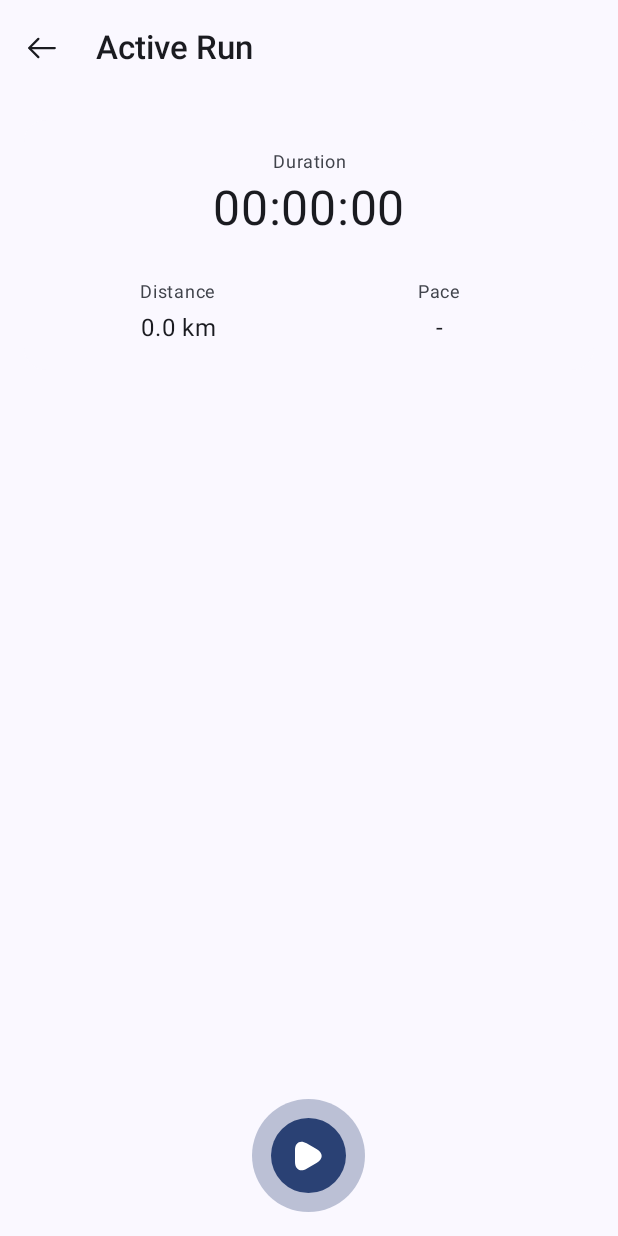
After one commit to devrath/RunTracer, an Android app built with Jetpack Compose: the composable ActiveRunScreen shown on its own in the app's theme, on a phone screen of 412 x 824 dp. The commit adds this screen. Run offline under Robolectric (Android 15) with nearby library versions, the phone set to English and light mode, and no system bars; our stand-ins replace window size class.

Commit message:
Active run screen skeletion added

```diff
--- a/Code/app/src/main/java/com/istudio/runtracer/NavigationRoot.kt
+++ b/Code/app/src/main/java/com/istudio/runtracer/NavigationRoot.kt
@@ -10,6 +10,7 @@ import androidx.navigation.navigation
 import com.istudio.auth.presentation.intro.IntroScreenRoot
 import com.istudio.auth.presentation.login.LoginScreenRoot
 import com.istudio.auth.presentation.register.RegisterScreenRoot
+import com.istudio.run.presentation.active_run.ActiveRunScreenRoot
 import com.istudio.run.presentation.run_overview.RunOverviewScreenRoot
 
 /**
@@ -107,5 +108,8 @@ private fun NavGraphBuilder.runGraph(navController: NavHostController) {
         composable("run_overview") {
             RunOverviewScreenRoot()
         }
+        composable("active_run") {
+            ActiveRunScreenRoot()
+        }
     }
 }
--- a/Code/app/src/main/java/com/istudio/runtracer/RunTracerApplication.kt
+++ b/Code/app/src/main/java/com/istudio/runtracer/RunTracerApplication.kt
@@ -5,6 +5,7 @@ import android.util.Log
 import com.istudio.auth.data.di.authDataModule
 import com.istudio.auth.presentation.di.authViewModelModule
 import com.istudio.core.data.networking.di.coreDataModule
+import com.istudio.run.presentation.di.runViewModelModule
 import com.istudio.runtracer.di.appModule
 import kotlinx.coroutines.CoroutineScope
 import kotlinx.coroutines.SupervisorJob
@@ -41,7 +42,8 @@ class RunTracerApplication : Application() {
                 authViewModelModule,
                 authDataModule,
                 coreDataModule,
-                appModule
+                appModule,
+                runViewModelModule
             )
         }
     }
--- /dev/null
+++ b/Code/core/presentation/ui/src/main/java/com/istudio/core/presentation/ui/RunDataFormatters.kt
@@ -0,0 +1,36 @@
+package com.istudio.core.presentation.ui
+
+import kotlin.math.pow
+import kotlin.math.round
+import kotlin.math.roundToInt
+import kotlin.time.Duration
+
+fun Duration.formatted(): String {
+    val totalSeconds = inWholeSeconds
+    val hours = String.format("%02d", totalSeconds / (60 * 60))
+    val minutes = String.format("%02d", (totalSeconds % 3600) / 60)
+    val seconds = String.format("%02d", (totalSeconds % 60))
+
+    return "$hours:$minutes:$seconds"
+}
+
+fun Double.toFormattedKm(): String {
+    return "${this.roundToDecimals(1)} km"
+}
+
+fun Duration.toFormattedPace(distanceKm: Double): String {
+    if(this == Duration.ZERO || distanceKm <= 0.0) {
+        return "-"
+    }
+
+    val secondsPerKm = (this.inWholeSeconds / distanceKm).roundToInt()
+    val avgPaceMinutes = secondsPerKm / 60
+    val avgPaceSeconds = String.format("%02d", secondsPerKm % 60)
+
+    return "$avgPaceMinutes:$avgPaceSeconds / km"
+}
+
+private fun Double.roundToDecimals(decimalCount: Int): Double {
+    val factor = 10f.pow(decimalCount)
+    return round(this * factor) / factor
+}
--- /dev/null
+++ b/Code/run/presentation/src/main/java/com/istudio/run/presentation/active_run/ActiveRunScreen.kt
@@ -0,0 +1,96 @@
+@file:OptIn(ExperimentalMaterial3Api::class)
+
+package com.istudio.run.presentation.active_run
+
+import androidx.compose.foundation.background
+import androidx.compose.foundation.layout.Box
+import androidx.compose.foundation.layout.fillMaxSize
+import androidx.compose.foundation.layout.fillMaxWidth
+import androidx.compose.foundation.layout.padding
+import androidx.compose.material3.ExperimentalMaterial3Api
+import androidx.compose.material3.MaterialTheme
+import androidx.compose.runtime.Composable
+import androidx.compose.ui.Modifier
+import androidx.compose.ui.res.stringResource
+import androidx.compose.ui.tooling.preview.Preview
+import androidx.compose.ui.unit.dp
+import com.istudio.core.presentation.designsystem.StartIcon
+import com.istudio.core.presentation.designsystem.StopIcon
+import com.istudio.core.presentation.designsystem.components.RunTracerFloatingActionButton
+import com.istudio.core.presentation.designsystem.components.RunTracerScaffold
+import com.istudio.core.presentation.designsystem.components.RunTracerToolbar
+import com.istudio.core.presentation.designsystem.preview.WindowSizeClassPreviews
+import com.istudio.run.presentation.R
+import com.istudio.run.presentation.active_run.components.RunDataCard
+import org.koin.androidx.compose.koinViewModel
+
+@Composable
+fun ActiveRunScreenRoot(
+    viewModel: ActiveRunViewModel = koinViewModel(),
+) {
+    ActiveRunScreen(
+        state = viewModel.state,
+        onAction = viewModel::onAction
+    )
+}
+
+@Composable
+private fun ActiveRunScreen(
+    state: ActiveRunState,
+    onAction: (ActiveRunAction) -> Unit
+) {
+    RunTracerScaffold(
+        withGradient = false,
+        topAppBar = {
+            RunTracerToolbar(
+                showBackButton = true,
+                title = stringResource(id = R.string.active_run),
+                onBackClick = { onAction(ActiveRunAction.OnBackClick) }
+            )
+        },
+        floatingActionButton = {
+            RunTracerFloatingActionButton(
+                icon = when {
+                    state.shouldTrack -> StopIcon
+                    else -> StartIcon
+                },
+                onClick = { onAction(ActiveRunAction.OnToggleRunClick) },
+                iconSize = 20.dp,
+                contentDescription = when {
+                    state.shouldTrack -> stringResource(id = R.string.pause_run)
+                    else -> stringResource(id = R.string.start_run)
+                }
+            )
+        }
+    ) { padding ->
+        Box(
+            modifier = Modifier
+                .fillMaxSize()
+                .background(MaterialTheme.colorScheme.surface)
+        ) {
+            RunDataCard(
+                elapsedTime = state.elapsedDuration,
+                runData = state.runData,
+                modifier = Modifier
+                    .padding(16.dp)
+                    .padding(padding)
+                    .fillMaxWidth()
+            )
+        }
+    }
+
+}
+
+@Preview
+@WindowSizeClassPreviews
+@Composable
+fun ActiveRunScreenPreview(
+    modifier: Modifier = Modifier
+) {
+    ActiveRunScreen(
+        state = ActiveRunState(),
+        onAction = {
+
+        }
+    )
+}
--- a/Code/run/presentation/src/main/java/com/istudio/run/presentation/active_run/components/ActiveRunViewModel.kt
+++ b/Code/run/presentation/src/main/java/com/istudio/run/presentation/active_run/ActiveRunViewModel.kt
@@ -1,12 +1,9 @@
-package com.istudio.run.presentation.active_run.components
+package com.istudio.run.presentation.active_run
 
 import androidx.compose.runtime.getValue
 import androidx.compose.runtime.mutableStateOf
 import androidx.compose.runtime.setValue
 import androidx.lifecycle.ViewModel
-import com.istudio.run.presentation.active_run.ActiveRunAction
-import com.istudio.run.presentation.active_run.ActiveRunEvent
-import com.istudio.run.presentation.active_run.ActiveRunState
 import kotlinx.coroutines.channels.Channel
 import kotlinx.coroutines.flow.receiveAsFlow
 
--- /dev/null
+++ b/Code/run/presentation/src/main/java/com/istudio/run/presentation/active_run/components/RunDataCard.kt
@@ -0,0 +1,115 @@
+package com.istudio.run.presentation.active_run.components
+
+import androidx.compose.foundation.background
+import androidx.compose.foundation.layout.Arrangement
+import androidx.compose.foundation.layout.Column
+import androidx.compose.foundation.layout.Row
+import androidx.compose.foundation.layout.Spacer
+import androidx.compose.foundation.layout.defaultMinSize
+import androidx.compose.foundation.layout.fillMaxWidth
+import androidx.compose.foundation.layout.height
+import androidx.compose.foundation.layout.padding
+import androidx.compose.foundation.shape.RoundedCornerShape
+import androidx.compose.material3.MaterialTheme
+import androidx.compose.material3.Text
+import androidx.compose.runtime.Composable
+import androidx.compose.ui.Alignment
+import androidx.compose.ui.Modifier
+import androidx.compose.ui.draw.clip
+import androidx.compose.ui.graphics.Color
+import androidx.compose.ui.res.stringResource
+import androidx.compose.ui.tooling.preview.Preview
+import androidx.compose.ui.unit.TextUnit
+import androidx.compose.ui.unit.dp
+import androidx.compose.ui.unit.sp
+import com.istudio.core.presentation.designsystem.RunTracerTheme
+import com.istudio.core.presentation.ui.toFormattedKm
+import com.istudio.core.presentation.ui.formatted
+import com.istudio.core.presentation.ui.toFormattedPace
+import com.istudio.run.domain.RunData
+import com.istudio.run.presentation.R
+import kotlin.time.Duration
+import kotlin.time.Duration.Companion.minutes
+
+@Composable
+fun RunDataCard(
+    elapsedTime: Duration,
+    runData: RunData,
+    modifier: Modifier = Modifier
+) {
+    Column(
+        modifier = modifier
+            .clip(RoundedCornerShape(15.dp))
+            .background(MaterialTheme.colorScheme.surface)
+            .padding(16.dp),
+        horizontalAlignment = Alignment.CenterHorizontally
+    ) {
+        RunDataItem(
+            title = stringResource(id = R.string.duration),
+            value = elapsedTime.formatted(),
+            valueFontSize = 32.sp
+        )
+        Spacer(modifier = Modifier.height(24.dp))
+        Row(
+            modifier = Modifier
+                .fillMaxWidth(),
+            verticalAlignment = Alignment.CenterVertically,
+            horizontalArrangement = Arrangement.SpaceAround
+        ) {
+            RunDataItem(
+                title = stringResource(id = R.string.distance),
+                value = (runData.distanceMeters / 1000.0).toFormattedKm(),
+                modifier = Modifier
+                    .defaultMinSize(minWidth = 75.dp)
+            )
+            RunDataItem(
+                title = stringResource(id = R.string.pace),
+                value = elapsedTime.toFormattedPace(
+                    distanceKm = (runData.distanceMeters / 1000.0)
+                ),
+                modifier = Modifier
+                    .defaultMinSize(minWidth = 75.dp)
+            )
+        }
+    }
+}
+
+@Composable
+private fun RunDataItem(
+    title: String,
+    value: String,
+    modifier: Modifier = Modifier,
+    valueFontSize: TextUnit = 16.sp
+) {
+    Column(
+        modifier = modifier,
+        horizontalAlignment = Alignment.CenterHorizontally
+    ) {
+        Text(
+            text = title,
+            color = MaterialTheme.colorScheme.onSurfaceVariant,
+            fontSize = 12.sp
+        )
+        Text(
+            text = value,
+            color = MaterialTheme.colorScheme.onSurface,
+            fontSize = valueFontSize
+        )
+    }
+}
+
+@Preview
+@Composable
+fun PreviewRunDataCard(
+    modifier: Modifier = Modifier.background(color = Color.White)
+) {
+    RunTracerTheme {
+        RunDataCard(
+            elapsedTime = 10.minutes,
+            runData = RunData(
+                distanceMeters = 3425,
+                pace = 3.minutes
+            )
+        )
+    }
+}
--- a/Code/run/presentation/src/main/res/values/strings.xml
+++ b/Code/run/presentation/src/main/res/values/strings.xml
@@ -3,4 +3,10 @@
     <string name="run_tracer">RunTracer</string>
     <string name="analytics">Analytics</string>
     <string name="logout">Logout</string>
+    <string name="active_run">Active Run</string>
+    <string name="pause_run">Pause run</string>
+    <string name="start_run">Start run</string>
+    <string name="duration">Duration</string>
+    <string name="distance">Distance</string>
+    <string name="pace">Pace</string>
 </resources>
```
Also changed, not shown: Code/run/presentation/src/main/java/com/istudio/run/presentation/di/RunViewModelModule.kt (added, +11 -0 lines).
